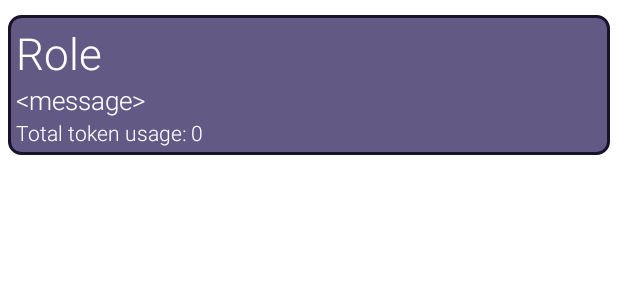
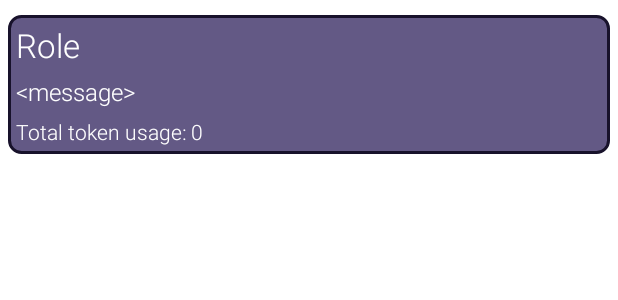
Before and after one commit to ofek150/ChatBot, an Android app: the layout message_item.xml on its own in the app's theme, with its tools: preview values and no code run, on a phone screen of 412 x 824 dp. Shown: the top 300 px of the screen. Run offline under Robolectric (Android 15) with nearby library versions, the phone set to English and light mode, and no system bars.

Commit message:
Minor changes to UI

```diff
--- a/app/src/main/java/com/reflection/chatbot/ChatAdapter.kt
+++ b/app/src/main/java/com/reflection/chatbot/ChatAdapter.kt
@@ -4,6 +4,7 @@ import android.annotation.SuppressLint
 import android.os.Handler
 import android.os.Looper
 import android.view.LayoutInflater
+import android.view.View
 import android.view.ViewGroup
 import androidx.recyclerview.widget.RecyclerView
 import com.reflection.chatbot.databinding.MessageItemBinding
@@ -42,7 +43,7 @@ class ChatAdapter(
             0 -> "N/A"
             else -> curMessage.tokensUsage.toString()
         }
-
+        if(curMessage.isSentByUser) holder.binding.tokenUsage.visibility = View.GONE
         holder.binding.roleText.text = role
         holder.binding.messageText.text = curMessage.content
         holder.binding.tokenUsage.text = "Total token usage: $tokenUsageText"
@@ -84,7 +85,7 @@ class ChatAdapter(
         return messages
     }
 
-    fun scrollToBottom()
+    private fun scrollToBottom()
     {
         rv.smoothScrollToPosition(itemCount - 1)
     }
--- a/app/src/main/res/layout/message_item.xml
+++ b/app/src/main/res/layout/message_item.xml
@@ -23,10 +23,12 @@
         <TextView
             android:id="@+id/roleText"
             android:textAlignment="textStart"
+            android:gravity="start"
             android:layout_width="wrap_content"
             android:layout_height="wrap_content"
             android:layout_marginEnd="5sp"
-            android:textSize="29sp"
+            android:layout_marginBottom="5sp"
+            android:textSize="22sp"
             android:textColor="@color/white"
             android:text="@string/roleTextPlaceholder" />
 
@@ -35,7 +37,8 @@
             android:textAlignment="textStart"
             android:layout_width="match_parent"
             android:layout_height="wrap_content"
-            android:textSize="17sp"
+            android:layout_marginBottom="6sp"
+            android:textSize="16sp"
             android:textColor="@color/white"
             android:text="@string/messageTextPlaceHolder" />
 
```
